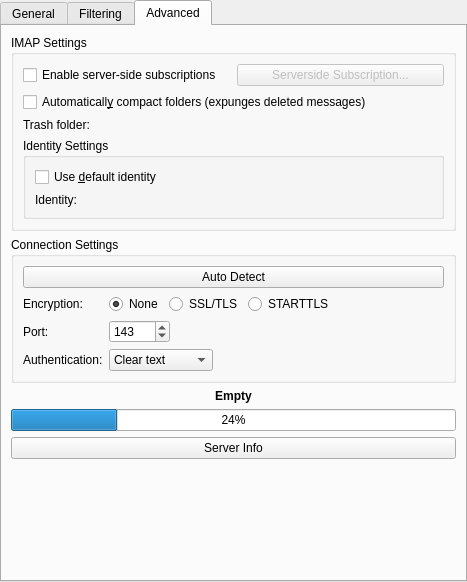
KDE/kdepim-runtime, file resources/imap/setupserverview_desktop.ui: the form before one commit.
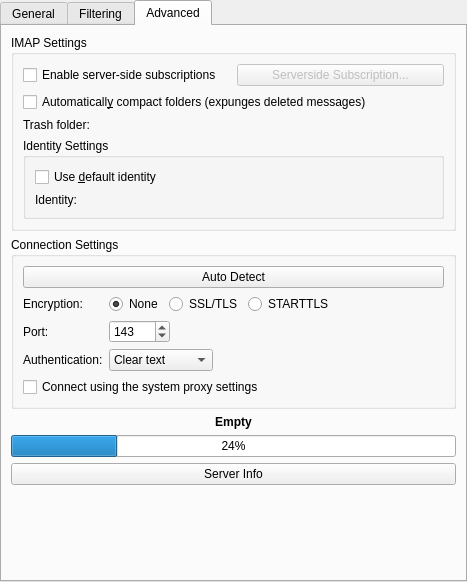
The form after the commit. The open tabs and pages were chosen to show the change. Custom widgets are drawn as their Qt base class.

Commit message:
Option and GUI to use the system proxy settings for IMAP connection
Not normally useful, so off by default.

```diff
--- a/resources/imap/setupserverview_desktop.ui
+++ b/resources/imap/setupserverview_desktop.ui
@@ -605,6 +605,13 @@
               </item>
              </widget>
             </item>
+            <item row="4" column="0" colspan="2">
+             <widget class="QCheckBox" name="useProxyCheck">
+              <property name="text">
+               <string>Connect using the system proxy settings</string>
+              </property>
+             </widget>
+            </item>
            </layout>
           </item>
          </layout>
```
The commit also changes 7 other files.
